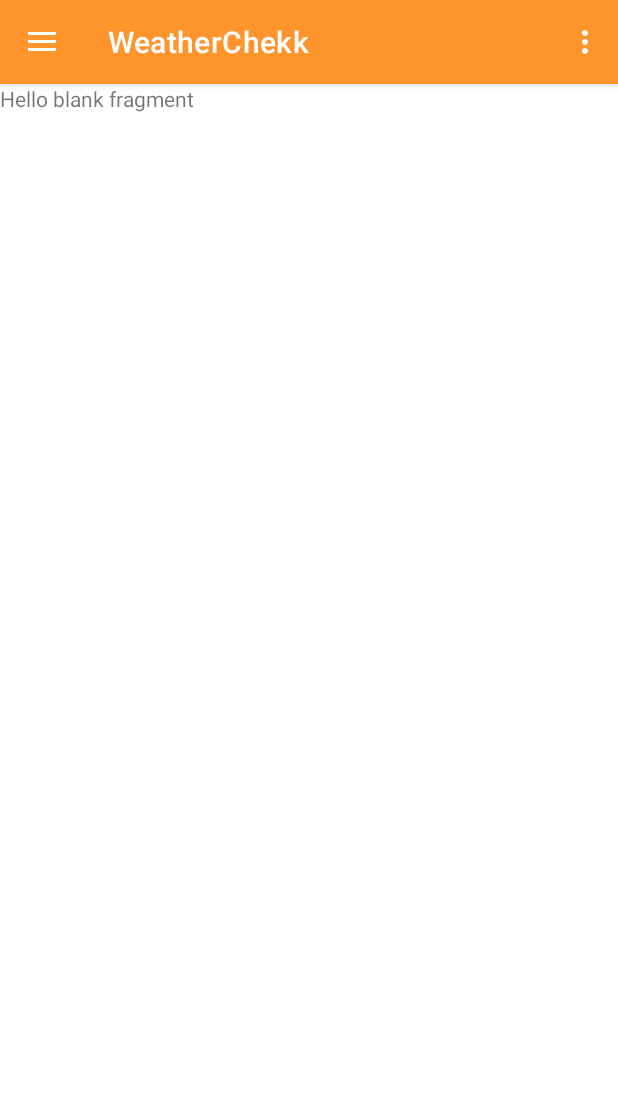
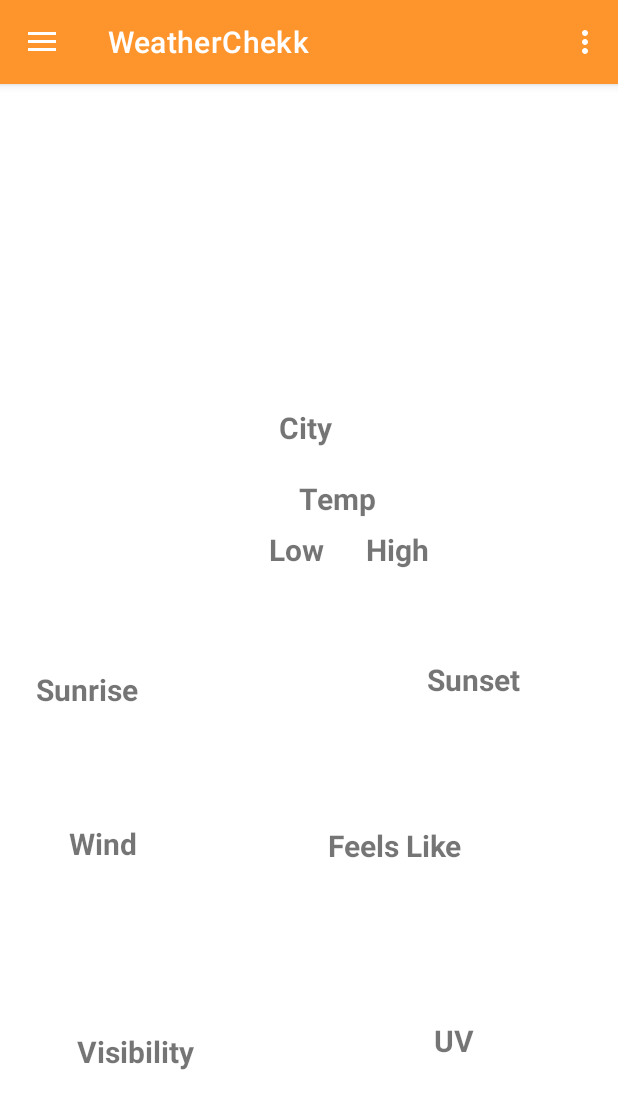
Before and after one commit to kyash108/WeatherChekk, an Android app: the screen it shows after launch (MainActivity), on a phone screen of 412 x 824 dp. Shown: the top 1109 px of the screen. Run offline under Robolectric (Android 15) with nearby library versions, the phone set to English and light mode, and no system bars; our stand-ins replace navigation-ui; 1 statement that could not run was skipped.

Commit message:
Added viewpager2 to the main page to show 3 different locations weather

```diff
--- a/app/src/main/java/com/example/weatherchekk/createupdates.java
+++ b/app/src/main/java/com/example/weatherchekk/createupdates.java
@@ -13,6 +13,8 @@ import android.widget.EditText;
 import android.widget.TimePicker;
 import com.example.weatherchekk.pojo.ReminderDatabase;
 import com.example.weatherchekk.pojo.reminds;
+import com.google.android.material.snackbar.Snackbar;
+
 import static com.example.weatherchekk.MainActivity.fab;
 
 public class createupdates extends Fragment {
@@ -79,6 +81,7 @@ public class createupdates extends Fragment {
                     } else if (getArguments().getInt(ACTION_TYPE) == CREATE) {
                         db.addProject(Reminder);
                     }
+
                     db.close();
                     Navigation.findNavController(view).popBackStack();
                 }
--- a/app/src/main/java/com/example/weatherchekk/home.java
+++ b/app/src/main/java/com/example/weatherchekk/home.java
@@ -2,7 +2,11 @@ package com.example.weatherchekk;
 
 import android.os.Bundle;
 
+import androidx.annotation.NonNull;
 import androidx.fragment.app.Fragment;
+import androidx.fragment.app.FragmentActivity;
+import androidx.viewpager2.adapter.FragmentStateAdapter;
+import androidx.viewpager2.widget.ViewPager2;
 
 import android.view.LayoutInflater;
 import android.view.View;
@@ -16,6 +20,7 @@ import static com.example.weatherchekk.MainActivity.fab;
  * create an instance of this fragment.
  */
 public class home extends Fragment {
+    ViewPager2 newViewPager;
 
     // TODO: Rename parameter arguments, choose names that match
     // the fragment initialization parameters, e.g. ARG_ITEM_NUMBER
@@ -62,6 +67,75 @@ public class home extends Fragment {
                              Bundle savedInstanceState) {
         // Inflate the layout for this fragment
         fab.hide();
-        return inflater.inflate(R.layout.fragment_home, container, false);
+        View view = inflater.inflate(R.layout.fragment_home, container, false);
+        newViewPager = view.findViewById(R.id.viewPager2);
+        newViewPager.setAdapter(new CustomerViewPager2Adapter(getActivity()));
+        newViewPager.setPageTransformer(new ZoomOutPageTransformer());
+        return view;
+    }
+
+    private class CustomerViewPager2Adapter extends FragmentStateAdapter {
+
+        public CustomerViewPager2Adapter(@NonNull FragmentActivity fragmentActivity) {
+            super(fragmentActivity);
+        }
+
+        @NonNull
+        @Override
+        public Fragment createFragment(int position) {
+            switch (position) {
+//                return viewpager2.newInstance("City","Sunrise","Sunset","Wind","Temp","Low","High","Feels Like","Visibility","UV");
+
+                case 0:
+                    return viewpager2.newInstance("City","Sunrise","Sunset","Wind","Temp","Low","High","Feels Like","Visibility","UV");
+                default:
+                    return viewpager2.newInstance("qw","","","","","","","","","");
+            }
+        }
+
+        @Override
+        public int getItemCount() {
+            return 1;
+        }
+    }
+
+
+    public class ZoomOutPageTransformer implements ViewPager2.PageTransformer {
+        private static final float MIN_SCALE = 0.85f;
+        private static final float MIN_ALPHA = 0.5f;
+
+        public void transformPage(View view, float position) {
+            int pageWidth = view.getWidth();
+            int pageHeight = view.getHeight();
+
+            if (position < -1) { // [-Infinity,-1)
+                // This page is way off-screen to the left.
+                view.setAlpha(0f);
+
+            } else if (position <= 1) { // [-1,1]
+                // Modify the default slide transition to shrink the page as well
+                float scaleFactor = Math.max(MIN_SCALE, 1 - Math.abs(position));
+                float vertMargin = pageHeight * (1 - scaleFactor) / 2;
+                float horzMargin = pageWidth * (1 - scaleFactor) / 2;
+                if (position < 0) {
+                    view.setTranslationX(horzMargin - vertMargin / 2);
+                } else {
+                    view.setTranslationX(-horzMargin + vertMargin / 2);
+                }
+
+                // Scale the page down (between MIN_SCALE and 1)
+                view.setScaleX(scaleFactor);
+                view.setScaleY(scaleFactor);
+
+                // Fade the page relative to its size.
+                view.setAlpha(MIN_ALPHA +
+                        (scaleFactor - MIN_SCALE) /
+                                (1 - MIN_SCALE) * (1 - MIN_ALPHA));
+
+            } else { // (1,+Infinity]
+                // This page is way off-screen to the right.
+                view.setAlpha(0f);
+            }
+        }
     }
 }
--- /dev/null
+++ b/app/src/main/java/com/example/weatherchekk/viewpager2.java
@@ -0,0 +1,144 @@
+package com.example.weatherchekk;
+
+import android.os.Bundle;
+
+import androidx.fragment.app.Fragment;
+
+import android.view.LayoutInflater;
+import android.view.View;
+import android.view.ViewGroup;
+import android.widget.ImageView;
+import android.widget.TextView;
+
+/**
+ * A simple {@link Fragment} subclass.
+ * Use the {@link viewpager2#newInstance} factory method to
+ * create an instance of this fragment.
+ */
+public class viewpager2 extends Fragment {
+
+    // TODO: Rename parameter arguments, choose names that match
+    // the fragment initialization parameters, e.g. ARG_ITEM_NUMBER
+    private static final String ARG_PARAM1 = "param1";
+    private static final String ARG_PARAM2 = "param2";
+    private static final String ARG_PARAM3 = "param3";
+    private static final String ARG_PARAM4 = "param4";
+    private static final String ARG_PARAM5 = "param5";
+    private static final String ARG_PARAM6 = "param6";
+    private static final String ARG_PARAM7 = "param7";
+    private static final String ARG_PARAM8 = "param8";
+    private static final String ARG_PARAM9 = "param9";
+    private static final String ARG_PARAM10 = "param10";
+
+    // TODO: Rename and change types of parameters
+    private String mParam1;
+    private String mParam2;
+    private String mParam3;
+    private String mParam4;
+    private String mParam5;
+    private String mParam6;
+    private String mParam7;
+    private String mParam8;
+    private String mParam9;
+    private String mParam10;
+
+
+    public viewpager2() {
+        // Required empty public constructor
+    }
+
+    /**
+     * Use this factory method to create a new instance of
+     * this fragment using the provided parameters.
+     *
+     * @param param1 Parameter 1.
+     * @param param2 Parameter 2.
+     * @return A new instance of fragment viewpager2.
+     */
+    // TODO: Rename and change types and number of parameters
+    public static viewpager2 newInstance(String param1, String param2, String param3, String param4, String param5,
+                                         String param6,String param7,String param8,String param9,String param10) {
+        viewpager2 fragment = new viewpager2();
+        Bundle args = new Bundle();
+        args.putString(ARG_PARAM1, param1);
+        args.putString(ARG_PARAM2, param2);
+        args.putString(ARG_PARAM3, param3);
+        args.putString(ARG_PARAM4, param4);
+        args.putString(ARG_PARAM5, param5);
+        args.putString(ARG_PARAM6, param6);
+        args.putString(ARG_PARAM7, param7);
+        args.putString(ARG_PARAM8, param8);
+        args.putString(ARG_PARAM9, param9);
+        args.putString(ARG_PARAM10, param10);
+        fragment.setArguments(args);
+        return fragment;
+    }
+
+    @Override
+    public void onCreate(Bundle savedInstanceState) {
+        super.onCreate(savedInstanceState);
+        if (getArguments() != null) {
+            mParam1 = getArguments().getString(ARG_PARAM1);
+            mParam2 = getArguments().getString(ARG_PARAM2);
+            mParam3 = getArguments().getString(ARG_PARAM3);
+            mParam4 = getArguments().getString(ARG_PARAM4);
+            mParam5 = getArguments().getString(ARG_PARAM5);
+            mParam6 = getArguments().getString(ARG_PARAM6);
+            mParam7 = getArguments().getString(ARG_PARAM7);
+            mParam8 = getArguments().getString(ARG_PARAM8);
+            mParam9 = getArguments().getString(ARG_PARAM9);
+            mParam10 = getArguments().getString(ARG_PARAM10);
+
+        }
+    }
+
+    @Override
+    public View onCreateView(LayoutInflater inflater, ViewGroup container,
+                             Bundle savedInstanceState) {
+        // Inflate the layout for this fragment
+
+        View view =  inflater.inflate(R.layout.fragment_viewpager2, container, false);
+
+        if(mParam1 !=null) {
+            TextView cityNameHome = view.findViewById(R.id.cityNameHome);
+            cityNameHome.setText(mParam1);
+        }
+        if(mParam2 !=null) {
+            TextView sunrise = view.findViewById(R.id.sunrise);
+            sunrise.setText(mParam2);
+        }
+        if(mParam3 !=null) {
+            TextView sunset = view.findViewById(R.id.sunset);
+            sunset.setText(mParam3);
+        }
+        if(mParam4 !=null) {
+            TextView wind = view.findViewById(R.id.wind);
+            wind.setText(mParam4);
+        }
+        if(mParam5 !=null) {
+            TextView temp = view.findViewById(R.id.temp);
+            temp.setText(mParam5);
+        }
+        if(mParam6 !=null) {
+            TextView low = view.findViewById(R.id.low);
+            low.setText(mParam6);
+        }
+        if(mParam7 !=null) {
+            TextView high = view.findViewById(R.id.high);
+            high.setText(mParam7);
+        }
+        if(mParam8 !=null) {
+            TextView feelslike = view.findViewById(R.id.feelslike);
+            feelslike.setText(mParam8);
+        }
+        if(mParam9 !=null) {
+            TextView visibility = view.findViewById(R.id.visibility);
+            visibility.setText(mParam9);
+        }
+        if(mParam10 !=null) {
+            TextView uv = view.findViewById(R.id.uv);
+            uv.setText(mParam10);
+        }
+        return view;
+    }
+}
--- a/app/src/main/res/layout/fragment_home.xml
+++ b/app/src/main/res/layout/fragment_home.xml
@@ -1,14 +1,19 @@
 <?xml version="1.0" encoding="utf-8"?>
-<FrameLayout xmlns:android="http://schemas.android.com/apk/res/android"
+<androidx.constraintlayout.widget.ConstraintLayout xmlns:android="http://schemas.android.com/apk/res/android"
+    xmlns:app="http://schemas.android.com/apk/res-auto"
     xmlns:tools="http://schemas.android.com/tools"
     android:layout_width="match_parent"
     android:layout_height="match_parent"
     tools:context=".home">
 
-    <!-- TODO: Update blank fragment layout -->
-    <TextView
-        android:layout_width="match_parent"
-        android:layout_height="match_parent"
-        android:text="@string/hello_blank_fragment" />
+    <androidx.viewpager2.widget.ViewPager2
+        android:id="@+id/viewPager2"
+        android:layout_width="408dp"
+        android:layout_height="682dp"
+        android:layout_marginTop="50dp"
+        android:paddingTop="60dp"
+        app:layout_constraintBottom_toBottomOf="parent"
+        app:layout_constraintStart_toStartOf="parent"
+        app:layout_constraintTop_toTopOf="parent" />
 
-</FrameLayout>
+</androidx.constraintlayout.widget.ConstraintLayout>
--- /dev/null
+++ b/app/src/main/res/layout/fragment_viewpager2.xml
@@ -0,0 +1,137 @@
+<?xml version="1.0" encoding="utf-8"?>
+<androidx.constraintlayout.widget.ConstraintLayout xmlns:android="http://schemas.android.com/apk/res/android"
+    xmlns:app="http://schemas.android.com/apk/res-auto"
+    xmlns:tools="http://schemas.android.com/tools"
+    android:layout_width="match_parent"
+    android:layout_height="match_parent"
+    tools:context=".viewpager2">
+
+    <TextView
+        android:id="@+id/cityNameHome"
+        android:layout_width="wrap_content"
+        android:layout_height="wrap_content"
+        android:layout_marginStart="179dp"
+        android:layout_marginTop="87dp"
+        android:layout_marginEnd="180dp"
+        android:layout_marginBottom="20dp"
+        android:text="Windsor"
+        android:textSize="20sp"
+        android:textStyle="bold"
+        app:layout_constraintBottom_toTopOf="@+id/temp"
+        app:layout_constraintEnd_toEndOf="parent"
+        app:layout_constraintStart_toStartOf="parent"
+        app:layout_constraintTop_toTopOf="parent" />
+
+    <TextView
+        android:id="@+id/temp"
+        android:layout_width="wrap_content"
+        android:layout_height="wrap_content"
+        android:layout_marginStart="199dp"
+        android:layout_marginTop="20dp"
+        android:text="-1"
+        android:textSize="20sp"
+        android:textStyle="bold"
+        app:layout_constraintStart_toStartOf="parent"
+        app:layout_constraintTop_toBottomOf="@+id/cityNameHome" />
+
+    <TextView
+        android:id="@+id/low"
+        android:layout_width="wrap_content"
+        android:layout_height="wrap_content"
+        android:layout_marginStart="179dp"
+        android:layout_marginTop="54dp"
+        android:text="-7"
+        android:textSize="20sp"
+        android:textStyle="bold"
+        app:layout_constraintStart_toStartOf="parent"
+        app:layout_constraintTop_toBottomOf="@+id/cityNameHome" />
+
+    <TextView
+        android:id="@+id/high"
+        android:layout_width="wrap_content"
+        android:layout_height="wrap_content"
+        android:layout_marginStart="28dp"
+        android:layout_marginTop="54dp"
+        android:text="-4"
+        android:textSize="20sp"
+        android:textStyle="bold"
+        app:layout_constraintStart_toEndOf="@+id/low"
+        app:layout_constraintTop_toBottomOf="@+id/cityNameHome" />
+
+    <TextView
+        android:id="@+id/sunrise"
+        android:layout_width="wrap_content"
+        android:layout_height="wrap_content"
+        android:layout_marginStart="39dp"
+        android:layout_marginTop="262dp"
+        android:layout_marginEnd="208dp"
+        android:layout_marginBottom="76dp"
+        android:text="6:00 AM"
+        android:textSize="20sp"
+        android:textStyle="bold"
+        app:layout_constraintBottom_toTopOf="@+id/wind"
+        app:layout_constraintEnd_toStartOf="@+id/sunset"
+        app:layout_constraintStart_toStartOf="parent"
+        app:layout_constraintTop_toTopOf="parent" />
+
+    <TextView
+        android:id="@+id/sunset"
+        android:layout_width="wrap_content"
+        android:layout_height="wrap_content"
+        android:layout_marginTop="255dp"
+        android:layout_marginEnd="61dp"
+        android:text="6:00 PM"
+        android:textSize="20sp"
+        android:textStyle="bold"
+        app:layout_constraintEnd_toEndOf="parent"
+        app:layout_constraintTop_toTopOf="parent" />
+
+    <TextView
+        android:id="@+id/wind"
+        android:layout_width="wrap_content"
+        android:layout_height="wrap_content"
+        android:layout_marginStart="46dp"
+        android:layout_marginTop="75dp"
+        android:text="NW 6Km/hr"
+        android:textSize="20sp"
+        android:textStyle="bold"
+        app:layout_constraintStart_toStartOf="parent"
+        app:layout_constraintTop_toBottomOf="@+id/sunrise" />
+
+    <TextView
+        android:id="@+id/feelslike"
+        android:layout_width="wrap_content"
+        android:layout_height="wrap_content"
+        android:layout_marginTop="83dp"
+        android:layout_marginEnd="100dp"
+        android:text="-7"
+        android:textSize="20sp"
+        android:textStyle="bold"
+        app:layout_constraintEnd_toEndOf="parent"
+        app:layout_constraintTop_toBottomOf="@+id/sunset" />
+
+    <TextView
+        android:id="@+id/visibility"
+        android:layout_width="wrap_content"
+        android:layout_height="wrap_content"
+        android:layout_marginStart="51dp"
+        android:layout_marginTop="111dp"
+        android:text="16 Km"
+        android:textSize="20sp"
+        android:textStyle="bold"
+        app:layout_constraintStart_toStartOf="parent"
+        app:layout_constraintTop_toBottomOf="@+id/wind" />
+
+    <TextView
+        android:id="@+id/uv"
+        android:layout_width="wrap_content"
+        android:layout_height="wrap_content"
+        android:layout_marginTop="213dp"
+        android:layout_marginEnd="92dp"
+        android:text="0"
+        android:textSize="20sp"
+        android:textStyle="bold"
+        app:layout_constraintEnd_toEndOf="parent"
+        app:layout_constraintTop_toBottomOf="@+id/sunset" />
+
+</androidx.constraintlayout.widget.ConstraintLayout>
```
